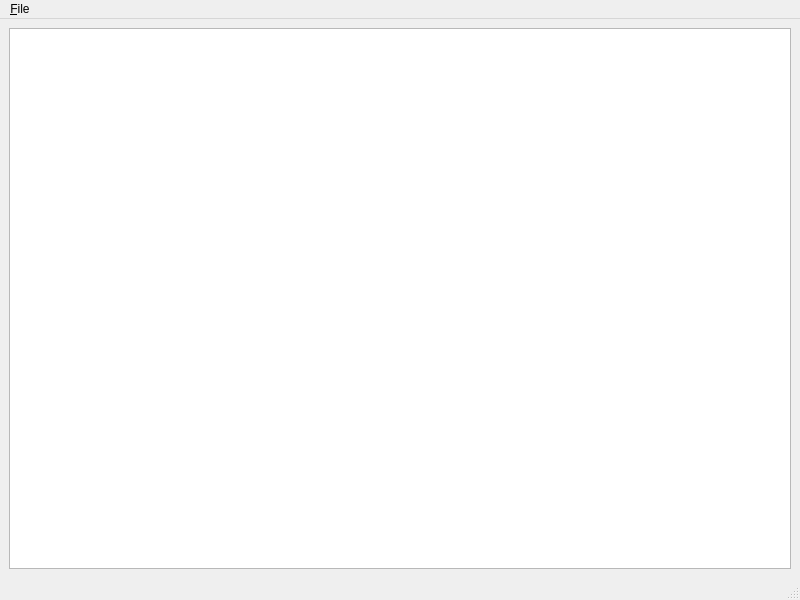
First picture: the form in Code/Framework/AzQtComponents/AzQtComponents/DPEDebugViewStandalone/DPEDebugWindow.ui, repository o3de/o3de, before the edit.
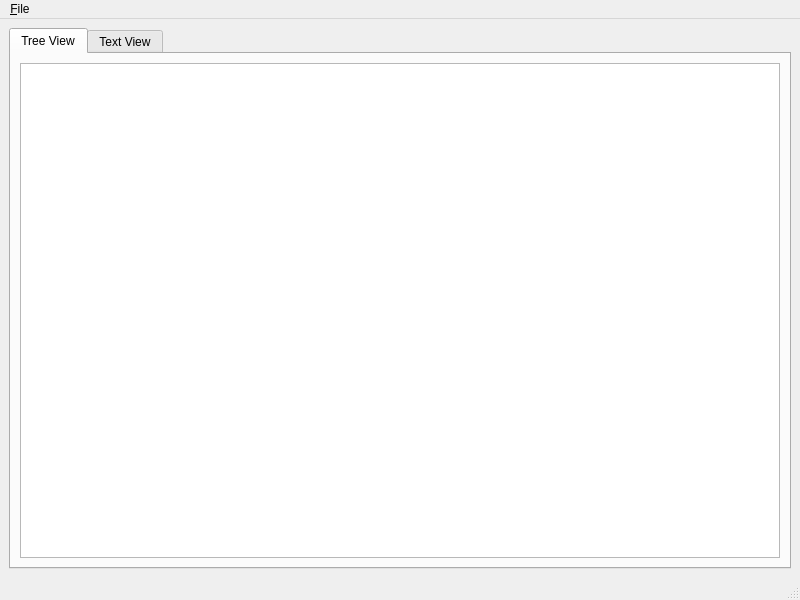
Second picture: the form after the edit. The open tabs and pages were chosen to show the change. Custom widgets are drawn as their Qt base class.

Commit message: Add debug text view

```diff
--- a/Code/Framework/AzQtComponents/AzQtComponents/DPEDebugViewStandalone/DPEDebugWindow.ui
+++ b/Code/Framework/AzQtComponents/AzQtComponents/DPEDebugViewStandalone/DPEDebugWindow.ui
@@ -16,6 +16,16 @@
   <widget class="QWidget" name="centralwidget">
    <layout class="QVBoxLayout" name="verticalLayout">
     <item>
+     <widget class="QTabWidget" name="tabWidget">
+      <property name="currentIndex">
+       <number>1</number>
+      </property>
+      <widget class="QWidget" name="tab">
+       <attribute name="title">
+        <string>Tree View</string>
+       </attribute>
+       <layout class="QVBoxLayout" name="verticalLayout_2">
+        <item>
      <widget class="QTreeView" name="m_treeView">
       <property name="alternatingRowColors">
        <bool>true</bool>
@@ -33,8 +43,22 @@
        <bool>true</bool>
       </property>
       <attribute name="headerVisible">
-       <bool>true</bool>
-      </attribute>
+           <bool>false</bool>
+          </attribute>
+         </widget>
+        </item>
+       </layout>
+      </widget>
+      <widget class="QWidget" name="tab_2">
+       <attribute name="title">
+        <string>Text View</string>
+       </attribute>
+       <layout class="QVBoxLayout" name="verticalLayout_3">
+        <item>
+         <widget class="AzToolsFramework::DPEDebugTextView" name="m_textView"/>
+        </item>
+       </layout>
+      </widget>
      </widget>
     </item>
    </layout>
@@ -63,6 +87,13 @@
    </property>
   </action>
  </widget>
+ <customwidgets>
+  <customwidget>
+   <class>AzToolsFramework::DPEDebugTextView</class>
+   <extends>QTextEdit</extends>
+   <header location="global">AzToolsFramework/UI/DPEDebugViewer/DPEDebugTextView.h</header>
+  </customwidget>
+ </customwidgets>
  <resources/>
  <connections>
   <connection>
```
Left out of the diff: 2 changed lines with no effect on the pictures. Lines whose indentation alone changed are shown as unchanged. The commit also changes 17 other files.
